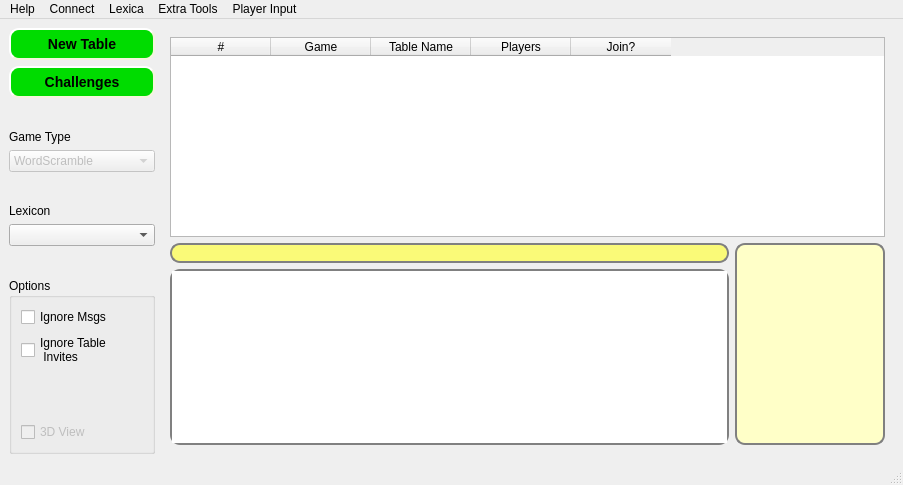
Before: the Qt Designer form aerolith/branches/scriptable/src/aerolithclient/mainwindow.ui in domino14/aerolithdesktop, drawn with Qt 5.
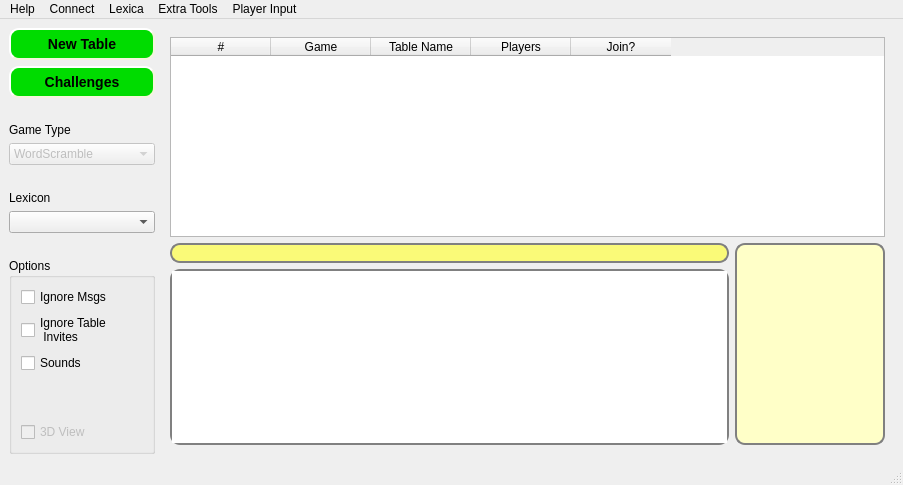
After: the same form once the commit is applied. Custom widgets are drawn as their Qt base class.

Patch:
```diff
--- a/aerolith/branches/scriptable/src/aerolithclient/mainwindow.ui
+++ b/aerolith/branches/scriptable/src/aerolithclient/mainwindow.ui
@@ -301,6 +301,13 @@
          </property>
         </widget>
        </item>
+       <item>
+        <widget class="QCheckBox" name="checkBoxSounds">
+         <property name="text">
+          <string>Sounds</string>
+         </property>
+        </widget>
+       </item>
        <item>
         <spacer name="verticalSpacer_2">
          <property name="orientation">
```
